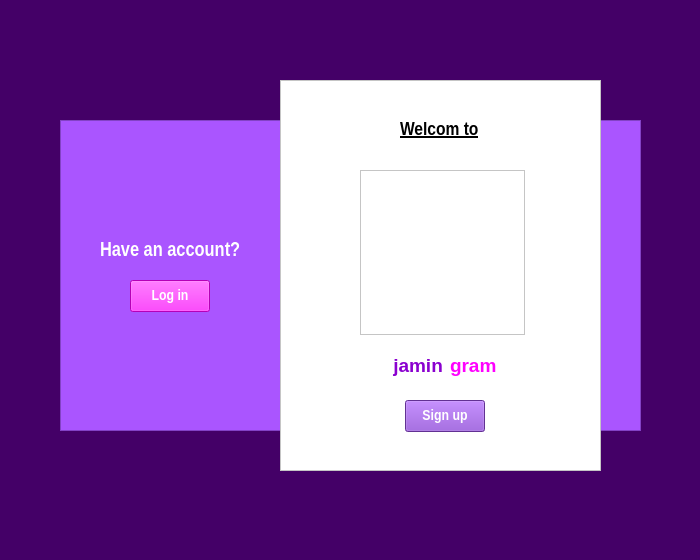
Old version of the form jamin-gram/first_page.ui in the repository raminLgh/jamin-gram.
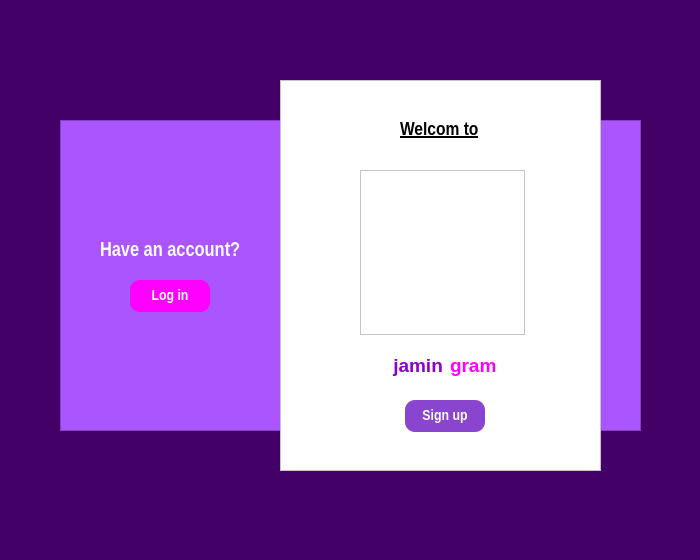
New version of the form. Icons and pictures are not drawn.

```diff
--- a/jamin-gram/first_page.ui
+++ b/jamin-gram/first_page.ui
@@ -44,6 +44,7 @@
     </property>
     <property name="font">
      <font>
+      <weight>75</weight>
       <bold>true</bold>
      </font>
     </property>
@@ -115,13 +116,15 @@
      <font>
       <family>Arial Narrow</family>
       <pointsize>11</pointsize>
+      <weight>75</weight>
       <bold>true</bold>
      </font>
     </property>
     <property name="styleSheet">
      <string notr="true">color: rgb(255, 255, 255);
 border-color: rgb(255, 255, 255);
-background-color: rgb(255, 0, 255);</string>
+background-color: rgb(255, 0, 255);
+border-radius:10px;</string>
     </property>
     <property name="text">
      <string>Log in</string>
@@ -190,12 +193,14 @@
      <font>
       <family>Arial Narrow</family>
       <pointsize>11</pointsize>
+      <weight>75</weight>
       <bold>true</bold>
      </font>
     </property>
     <property name="styleSheet">
      <string notr="true">background-color: rgb(137, 69, 206);
-color: rgb(255, 255, 255);</string>
+color: rgb(255, 255, 255);
+border-radius:10px;</string>
     </property>
     <property name="text">
      <string>Sign up</string>
```
Left out of the diff: 6 changed lines with no effect on the pictures.
